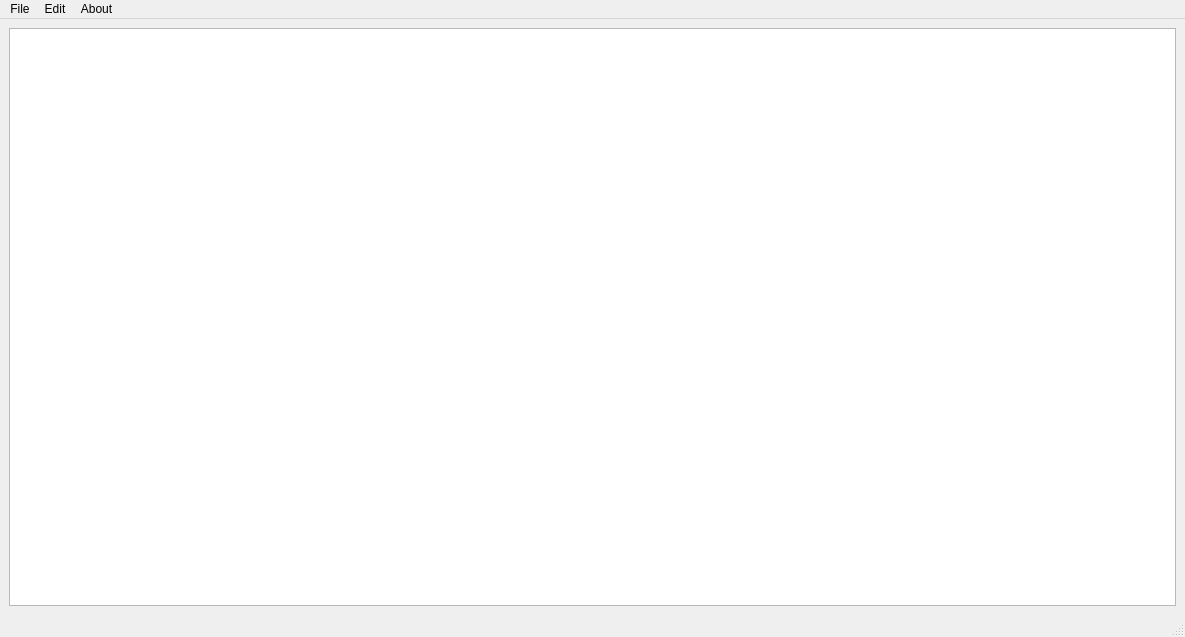
Above: mainwindow.ui from nabil-rady/XML-Editor before the change. Below: the same form after it.
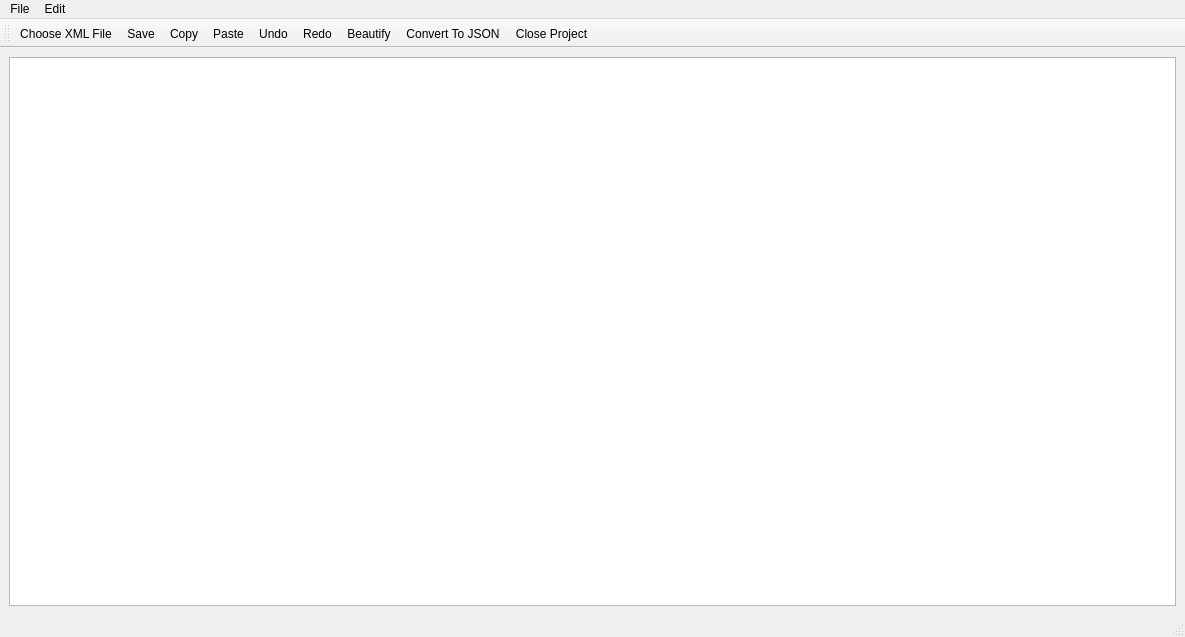
That is the form after the change. Icons and pictures are not drawn.

The edit to the form file:
```diff
--- a/mainwindow.ui
+++ b/mainwindow.ui
@@ -14,7 +14,7 @@
    <string>MainWindow</string>
   </property>
   <widget class="QWidget" name="centralwidget">
-   <layout class="QHBoxLayout" name="horizontalLayout">
+   <layout class="QVBoxLayout" name="verticalLayout">
     <item>
      <widget class="QTextEdit" name="textEdit"/>
     </item>
@@ -54,17 +54,30 @@
     <addaction name="separator"/>
     <addaction name="actionRedo"/>
    </widget>
-   <widget class="QMenu" name="menuAbout">
-    <property name="title">
-     <string>About</string>
-    </property>
-    <addaction name="actionAbout_XML_Project"/>
-   </widget>
    <addaction name="menuFile"/>
    <addaction name="menuEdit"/>
-   <addaction name="menuAbout"/>
   </widget>
   <widget class="QStatusBar" name="statusbar"/>
+  <widget class="QToolBar" name="toolBar">
+   <property name="windowTitle">
+    <string>toolBar</string>
+   </property>
+   <attribute name="toolBarArea">
+    <enum>TopToolBarArea</enum>
+   </attribute>
+   <attribute name="toolBarBreak">
+    <bool>false</bool>
+   </attribute>
+   <addaction name="actionOpen_XML_File"/>
+   <addaction name="actionSave"/>
+   <addaction name="actionCopy"/>
+   <addaction name="actionPaste"/>
+   <addaction name="actionUndo"/>
+   <addaction name="actionRedo"/>
+   <addaction name="actionBeautify"/>
+   <addaction name="actionConvert_To_JSON"/>
+   <addaction name="actionQuit"/>
+  </widget>
   <action name="actionQuit">
    <property name="icon">
     <iconset resource="resource.qrc">
```
Left out of the diff: 11 changed lines with no effect on the pictures.
